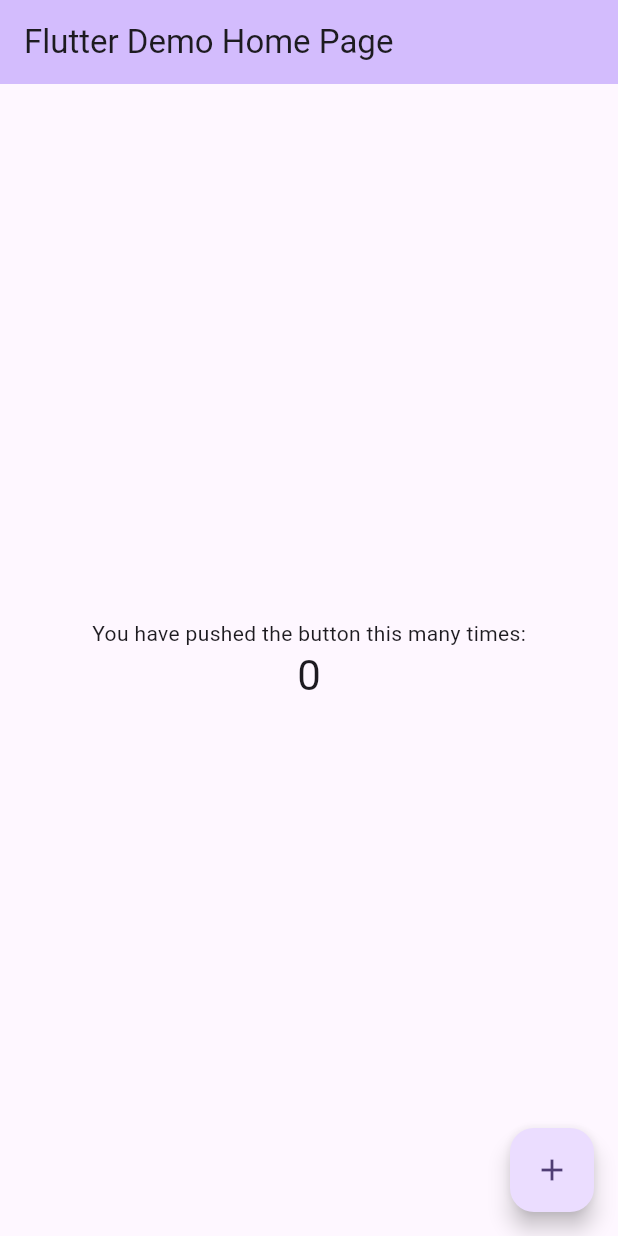
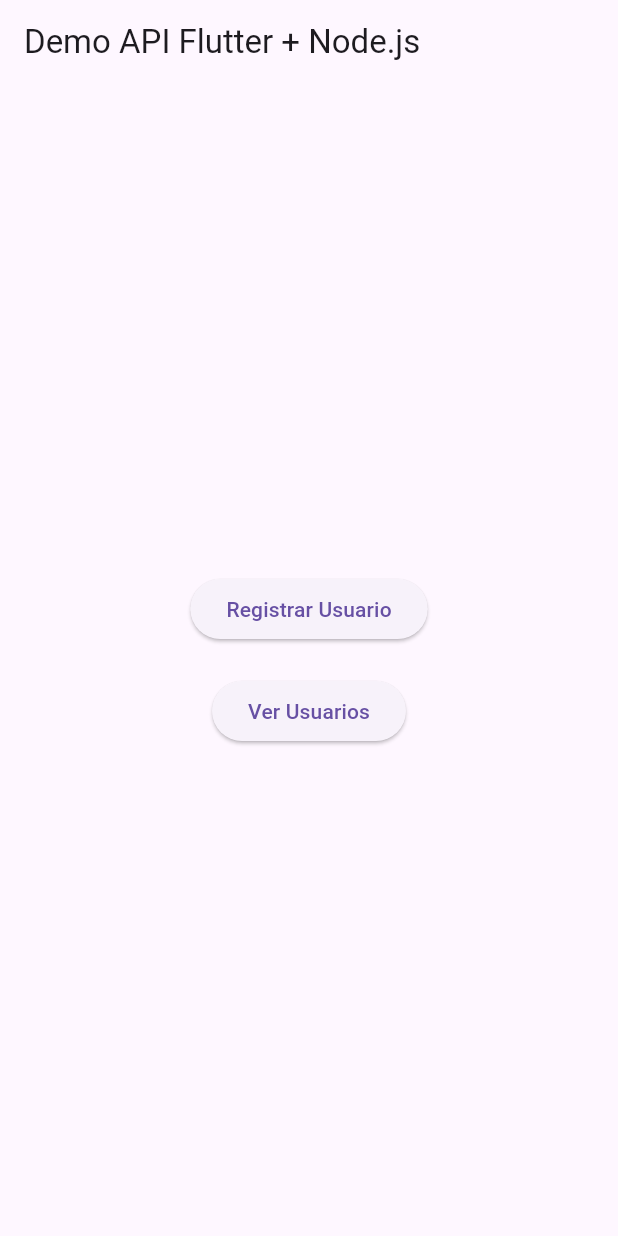
Before and after one commit to SooyAldahir/Integration_tests, a Flutter app: the screen it shows after launch, on a phone screen of 412 x 824 dp. Run offline on Flutter 3.47's test engine with Material 3 defaults, Android fonts, the phone set to English and light mode, and no system bars.

Commit message:
subida de archivos

```diff
--- a/task_app/lib/main.dart
+++ b/task_app/lib/main.dart
@@ -1,4 +1,6 @@
 import 'package:flutter/material.dart';
+import 'user_form_screen.dart';
+import 'user_list_screen.dart';
 
 void main() {
   runApp(const MyApp());
@@ -7,116 +9,49 @@ void main() {
 class MyApp extends StatelessWidget {
   const MyApp({super.key});
 
-  // This widget is the root of your application.
   @override
   Widget build(BuildContext context) {
     return MaterialApp(
-      title: 'Flutter Demo',
-      theme: ThemeData(
-        // This is the theme of your application.
-        //
-        // TRY THIS: Try running your application with "flutter run". You'll see
-        // the application has a purple toolbar. Then, without quitting the app,
-        // try changing the seedColor in the colorScheme below to Colors.green
-        // and then invoke "hot reload" (save your changes or press the "hot
-        // reload" button in a Flutter-supported IDE, or press "r" if you used
-        // the command line to start the app).
-        //
-        // Notice that the counter didn't reset back to zero; the application
-        // state is not lost during the reload. To reset the state, use hot
-        // restart instead.
-        //
-        // This works for code too, not just values: Most code changes can be
-        // tested with just a hot reload.
-        colorScheme: ColorScheme.fromSeed(seedColor: Colors.deepPurple),
-      ),
-      home: const MyHomePage(title: 'Flutter Demo Home Page'),
+      title: 'Flutter API Demo',
+      theme: ThemeData(primarySwatch: Colors.blue),
+      home: const HomeScreen(),
     );
   }
 }
 
-class MyHomePage extends StatefulWidget {
-  const MyHomePage({super.key, required this.title});
-
-  // This widget is the home page of your application. It is stateful, meaning
-  // that it has a State object (defined below) that contains fields that affect
-  // how it looks.
-
-  // This class is the configuration for the state. It holds the values (in this
-  // case the title) provided by the parent (in this case the App widget) and
-  // used by the build method of the State. Fields in a Widget subclass are
-  // always marked "final".
-
-  final String title;
-
-  @override
-  State<MyHomePage> createState() => _MyHomePageState();
-}
-
-class _MyHomePageState extends State<MyHomePage> {
-  int _counter = 0;
-
-  void _incrementCounter() {
-    setState(() {
-      // This call to setState tells the Flutter framework that something has
-      // changed in this State, which causes it to rerun the build method below
-      // so that the display can reflect the updated values. If we changed
-      // _counter without calling setState(), then the build method would not be
-      // called again, and so nothing would appear to happen.
-      _counter++;
-    });
-  }
+class HomeScreen extends StatelessWidget {
+  const HomeScreen({super.key});
 
   @override
   Widget build(BuildContext context) {
-    // This method is rerun every time setState is called, for instance as done
-    // by the _incrementCounter method above.
-    //
-    // The Flutter framework has been optimized to make rerunning build methods
-    // fast, so that you can just rebuild anything that needs updating rather
-    // than having to individually change instances of widgets.
     return Scaffold(
-      appBar: AppBar(
-        // TRY THIS: Try changing the color here to a specific color (to
-        // Colors.amber, perhaps?) and trigger a hot reload to see the AppBar
-        // change color while the other colors stay the same.
-        backgroundColor: Theme.of(context).colorScheme.inversePrimary,
-        // Here we take the value from the MyHomePage object that was created by
-        // the App.build method, and use it to set our appbar title.
-        title: Text(widget.title),
-      ),
+      appBar: AppBar(title: const Text("Demo API Flutter + Node.js")),
       body: Center(
-        // Center is a layout widget. It takes a single child and positions it
-        // in the middle of the parent.
         child: Column(
-          // Column is also a layout widget. It takes a list of children and
-          // arranges them vertically. By default, it sizes itself to fit its
-          // children horizontally, and tries to be as tall as its parent.
-          //
-          // Column has various properties to control how it sizes itself and
-          // how it positions its children. Here we use mainAxisAlignment to
-          // center the children vertically; the main axis here is the vertical
-          // axis because Columns are vertical (the cross axis would be
-          // horizontal).
-          //
-          // TRY THIS: Invoke "debug painting" (choose the "Toggle Debug Paint"
-          // action in the IDE, or press "p" in the console), to see the
-          // wireframe for each widget.
           mainAxisAlignment: MainAxisAlignment.center,
-          children: <Widget>[
-            const Text('You have pushed the button this many times:'),
-            Text(
-              '$_counter',
-              style: Theme.of(context).textTheme.headlineMedium,
+          children: [
+            ElevatedButton(
+              child: const Text("Registrar Usuario"),
+              onPressed: () {
+                Navigator.push(
+                  context,
+                  MaterialPageRoute(builder: (_) => const UserFormScreen()),
+                );
+              },
+            ),
+            const SizedBox(height: 20),
+            ElevatedButton(
+              child: const Text("Ver Usuarios"),
+              onPressed: () {
+                Navigator.push(
+                  context,
+                  MaterialPageRoute(builder: (_) => const UserListScreen()),
+                );
+              },
             ),
           ],
         ),
       ),
-      floatingActionButton: FloatingActionButton(
-        onPressed: _incrementCounter,
-        tooltip: 'Increment',
-        child: const Icon(Icons.add),
-      ), // This trailing comma makes auto-formatting nicer for build methods.
     );
   }
 }
--- a/task_app/pubspec.yaml
+++ b/task_app/pubspec.yaml
@@ -34,6 +34,7 @@ dependencies:
   # The following adds the Cupertino Icons font to your application.
   # Use with the CupertinoIcons class for iOS style icons.
   cupertino_icons: ^1.0.8
+  http: ^1.5.0
 
 dev_dependencies:
   flutter_test:
```
Also changed, not shown: task-api/package.json (+4 -3 lines), task_app/lib/user_form_screen.dart (added, +80 -0 lines), task_app/lib/user_list_screen.dart (added, +52 -0 lines), task_app/lib/user_service.dart (added, +29 -0 lines), task-api/package-lock.json, task_app/pubspec.lock, 3 other files.
